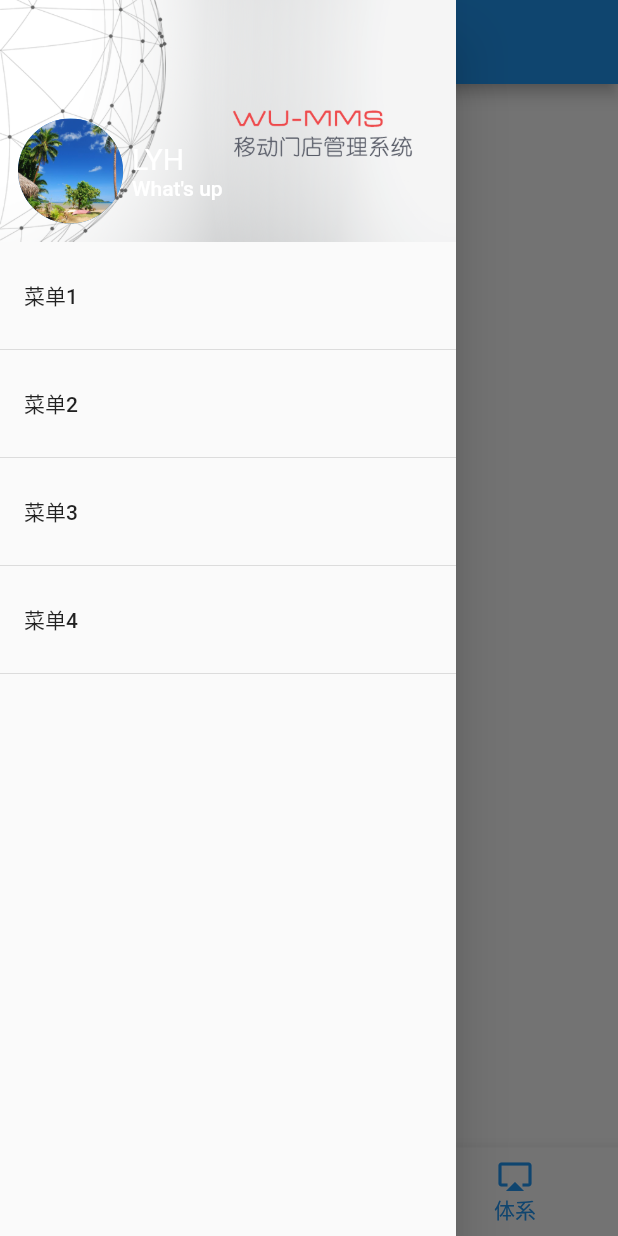
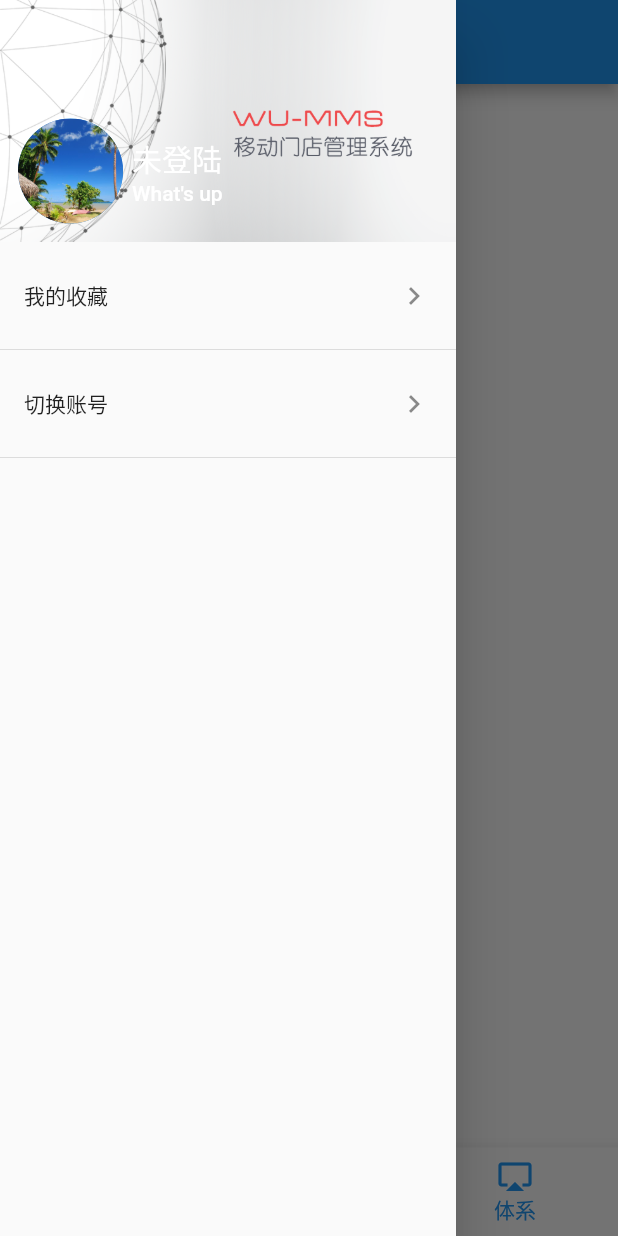
Before and after one commit to liyyihui/flutter_appdemo, a Flutter app: the screen it shows after launch, item 3 of the bottom bar chosen, with the side drawer open, on a phone screen of 412 x 824 dp. Run offline on Flutter 3.47's test engine with Material 2 defaults, Android fonts, the phone set to English and light mode, and no system bars; our stand-ins replace dio, flutter_easyrefresh, flutter_swiper, fluttertoast, shared_preferences; missing offline and left inert: flutter_webview_plugin; network calls fail; statements that could not run were skipped.

Commit message:
侧滑菜单修改

```diff
--- a/lib/Menu/MyAppHome.dart
+++ b/lib/Menu/MyAppHome.dart
@@ -77,20 +77,32 @@ class MyAppHomeState extends State<MyAppHome>  with SingleTickerProviderStateMix
                           crossAxisAlignment: CrossAxisAlignment.start,
                           mainAxisAlignment: MainAxisAlignment.start,
                           children: <Widget>[
-                            new CircleAvatar(
-                                backgroundImage: AssetImage('assets/images/timg.jpg'),
-                                radius: 35.0
-                            ),
+                              GestureDetector(
+                                child:   CircleAvatar(
+                                  backgroundImage: AssetImage('assets/images/timg.jpg'),
+                                  radius: 35.0,
+
+                                ),
+                                onTap:()=>avatarclick()
+                              ),
+
+
+
                             Container(
                                 margin: EdgeInsets.only(left: 6.0),
                                 child:  Column(
                                   crossAxisAlignment: CrossAxisAlignment.start, // 水平方向左对齐
                                   mainAxisAlignment: MainAxisAlignment.center, // 竖直方向居中
                                   children: <Widget>[
-                                    new Text("LYH", style: new TextStyle(
-                                        fontSize: 20.0,
-                                        fontWeight: FontWeight.w400,
-                                        color: Colors.white),),
+                                    new GestureDetector(
+                                      child: Text("未登陆", style: new TextStyle(
+                                          fontSize: 20.0,
+                                          fontWeight: FontWeight.w400,
+                                          color: Colors.white),
+
+                                      ),
+                                      onTap: ()=>loginclick(),
+                                    ),
                                     new Text("What's up", style: new TextStyle(
                                         fontSize: 14.0, color: Colors.white),),
                                   ],
@@ -104,23 +116,16 @@ class MyAppHomeState extends State<MyAppHome>  with SingleTickerProviderStateMix
                 ),
               ),      //头部
               ListTile(
-                title: Text("菜单1"),
+                title: Text("我的收藏"),
+                trailing: Icon(Icons.keyboard_arrow_right),
+
                 onTap: () => menclick(1),
               ),
               Divider(),
               ListTile(
-                title: Text("菜单2"),
+                title: Text("切换账号"),
+                trailing: Icon(Icons.keyboard_arrow_right),
                 onTap: () => menclick(2),
-              ),
-              Divider(),
-              ListTile(
-                title: Text("菜单3"),
-                onTap: () => menclick(3),
-              ),
-              Divider(),
-              ListTile(
-                title: Text("菜单4"),
-                onTap: () => menclick(4),
               ),
               Divider(),
             ],
@@ -186,4 +191,14 @@ class MyAppHomeState extends State<MyAppHome>  with SingleTickerProviderStateMix
 
     }
   }
+
+  loginclick() {
+
+    print("登陆点击");
+  }
+
+  avatarclick() {
+    print("头像点击");
+
+  }
 }
--- a/pubspec.yaml
+++ b/pubspec.yaml
@@ -44,6 +44,8 @@ dependencies:
   transparent_image: ^0.1.0
  #banner
   flutter_swiper : ^1.1.6
+  #shared_preferences存储
+  shared_preferences: ^0.5.1+2
 
 dev_dependencies:
   flutter_test:
```
Also changed, not shown: lib/Base/Utils.dart (added, +10 -0 lines), lib/UI/TwoLevelList.dart (line endings or trailing spaces), pubspec.lock.
